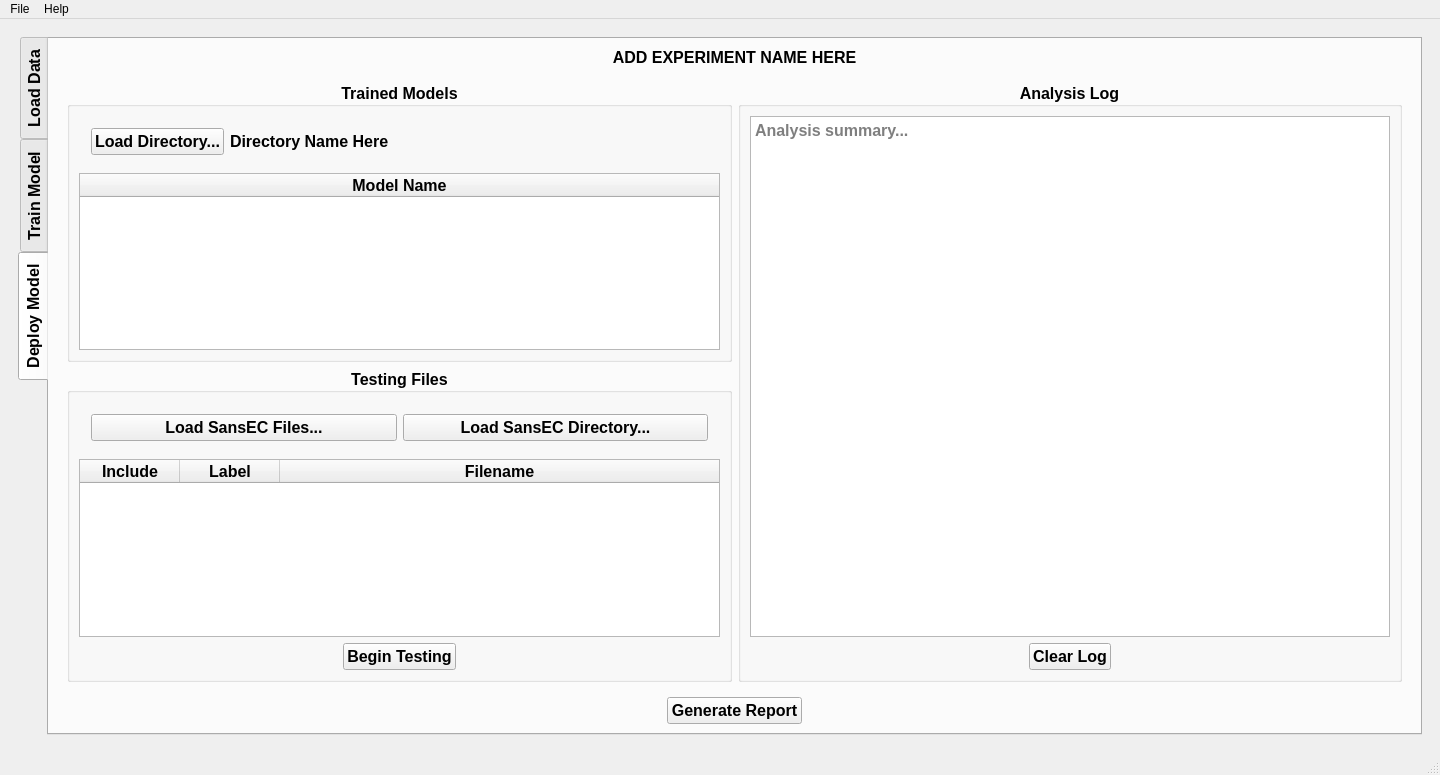
GyroidInc/sbh-kivyapp, file qtapp/gui/interface.ui: the form before one commit.
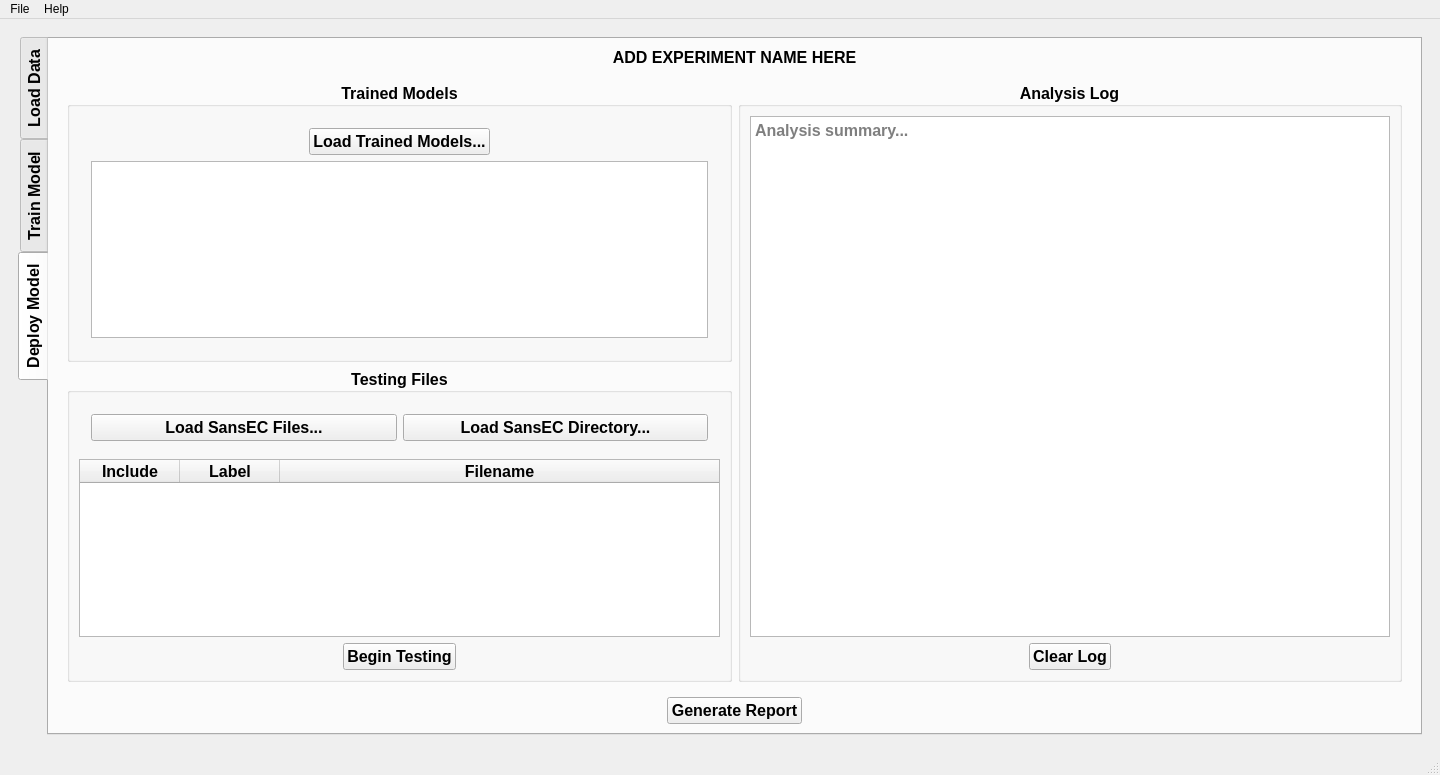
The form after the commit. The open tabs and pages were chosen to show the change. Icons and pictures are not drawn.

What changed in the file:
```diff
--- a/qtapp/gui/interface.ui
+++ b/qtapp/gui/interface.ui
@@ -1284,48 +1284,8 @@
                  <set>Qt::AlignCenter</set>
                 </property>
                 <layout class="QGridLayout" name="gridLayout_9">
-                 <item row="1" column="0" colspan="2">
-                  <widget class="QTableWidget" name="T3_TableWidget_Models">
-                   <property name="font">
-                    <font>
-                     <pointsize>12</pointsize>
-                    </font>
-                   </property>
-                   <property name="toolTip">
-                    <string>&lt;html&gt;&lt;head/&gt;&lt;body&gt;&lt;p&gt;&lt;span style=&quot; font-size:12pt;&quot;&gt;Trained models for available for testing&lt;/span&gt;&lt;/p&gt;&lt;/body&gt;&lt;/html&gt;</string>
-                   </property>
-                   <property name="alternatingRowColors">
-                    <bool>true</bool>
-                   </property>
-                   <property name="sortingEnabled">
-                    <bool>true</bool>
-                   </property>
-                   <attribute name="horizontalHeaderCascadingSectionResizes">
-                    <bool>true</bool>
-                   </attribute>
-                   <attribute name="horizontalHeaderShowSortIndicator" stdset="0">
-                    <bool>true</bool>
-                   </attribute>
-                   <attribute name="horizontalHeaderStretchLastSection">
-                    <bool>true</bool>
-                   </attribute>
-                   <column>
-                    <property name="text">
-                     <string>Model Name</string>
-                    </property>
-                    <property name="font">
-                     <font>
-                      <pointsize>12</pointsize>
-                     </font>
-                    </property>
-                    <property name="textAlignment">
-                     <set>AlignCenter</set>
-                    </property>
-                   </column>
-                  </widget>
-                 </item>
                  <item row="0" column="0" colspan="2">
-                  <layout class="QFormLayout" name="T3_FormLayout_TrainedModels">
+                  <layout class="QGridLayout" name="gridLayout_10">
                    <property name="leftMargin">
                     <number>12</number>
                    </property>
@@ -1338,8 +1298,8 @@
                    <property name="bottomMargin">
                     <number>12</number>
                    </property>
-                   <item row="0" column="0">
-                    <widget class="QPushButton" name="T3_Button_ModelsLoadDirectory">
+                   <item row="0" column="0" alignment="Qt::AlignHCenter">
+                    <widget class="QPushButton" name="T3_Button_LoadTrainedModels">
                      <property name="font">
                       <font>
                        <pointsize>12</pointsize>
@@ -1351,21 +1311,12 @@
                       <string>&lt;html&gt;&lt;head/&gt;&lt;body&gt;&lt;p&gt;&lt;span style=&quot; font-size:12pt;&quot;&gt;Load trained models directory&lt;/span&gt;&lt;/p&gt;&lt;/body&gt;&lt;/html&gt;</string>
                      </property>
                      <property name="text">
-                      <string>Load Directory...</string>
+                      <string>Load Trained Models...</string>
                      </property>
                     </widget>
                    </item>
-                   <item row="0" column="1">
-                    <widget class="QLabel" name="T3_Label_ModelsDirectoryName">
-                     <property name="font">
-                      <font>
-                       <pointsize>12</pointsize>
-                      </font>
-                     </property>
-                     <property name="text">
-                      <string>Directory Name Here</string>
-                     </property>
-                    </widget>
+                   <item row="1" column="0">
+                    <widget class="QListWidget" name="T3_ListWidget_Models"/>
                    </item>
                   </layout>
                  </item>
```
Left out of the diff: 4 changed lines with no effect on the pictures.
